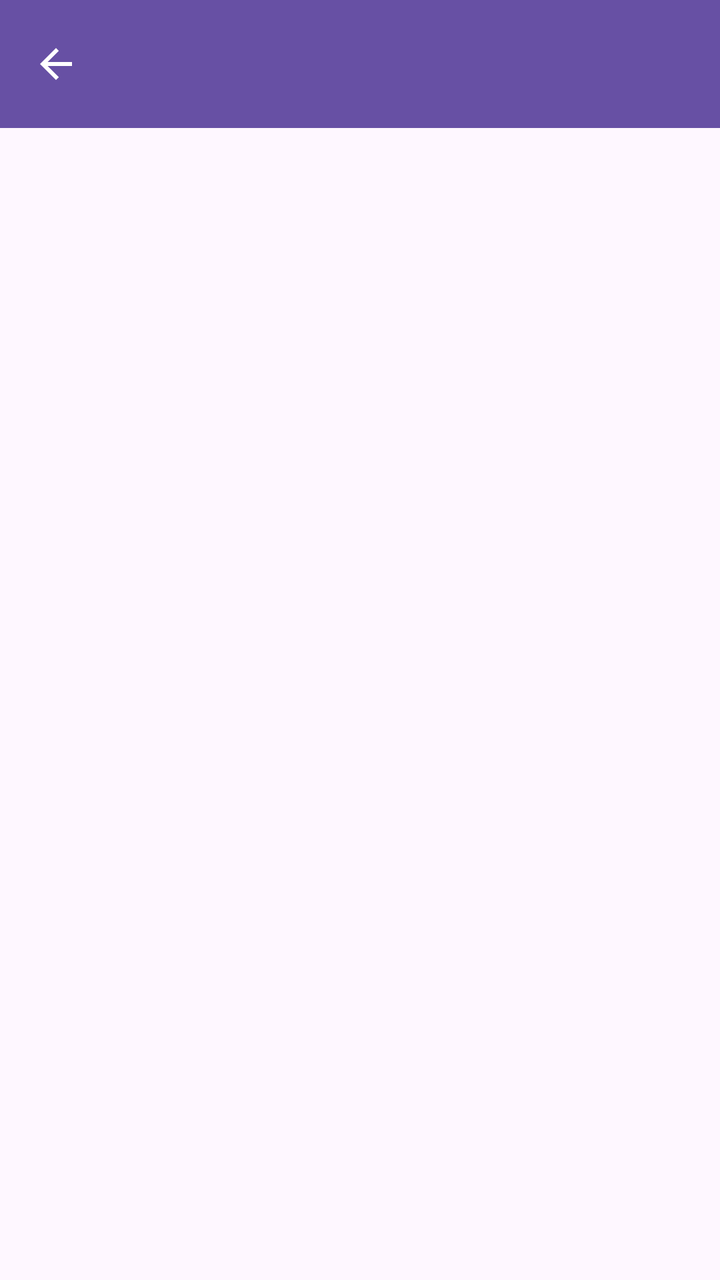
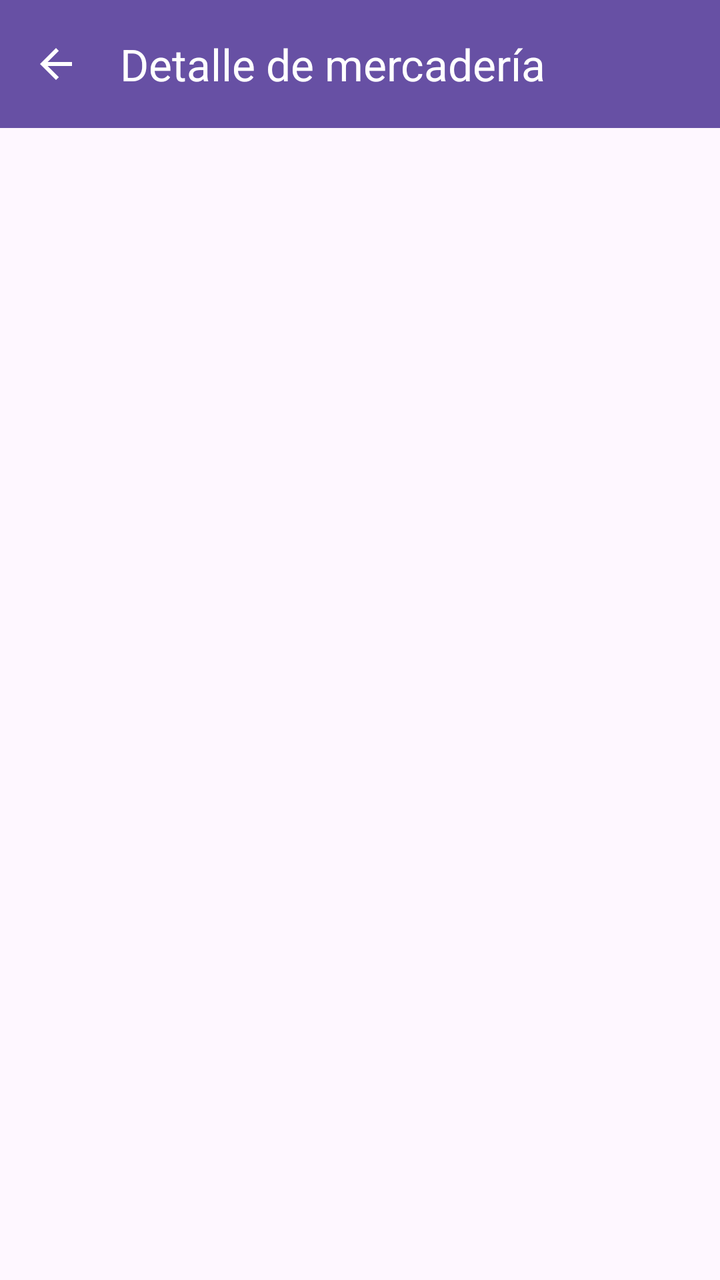

An Android layout rendered at two revisions. The XML below is the earlier revision; the diff shows what the commit changed to produce the second picture.
<!-- AndroidManifest.xml: application theme Theme.AlmacenTracker -->
<!-- res/layout/activity_item_detail.xml -->
<?xml version="1.0" encoding="utf-8"?>
<androidx.coordinatorlayout.widget.CoordinatorLayout
    xmlns:android="http://schemas.android.com/apk/res/android"
    xmlns:app="http://schemas.android.com/apk/res-auto"
    android:layout_width="match_parent"
    android:layout_height="match_parent">

    <com.google.android.material.appbar.MaterialToolbar
        android:id="@+id/toolbar"
        android:layout_width="match_parent"
        android:layout_height="?attr/actionBarSize"
        android:background="?attr/colorPrimary"
        android:title="@string/warehouse_detail_title"
        app:navigationIcon="@drawable/ic_arrow_back"
        app:navigationIconTint="?attr/colorOnPrimary"
        app:titleTextColor="?attr/colorOnPrimary" />

    <FrameLayout
        android:layout_width="match_parent"
        android:layout_height="match_parent"
        android:layout_marginTop="?attr/actionBarSize">

        <ProgressBar
            android:id="@+id/loadingProgress"
            android:layout_width="wrap_content"
            android:layout_height="wrap_content"
            android:layout_gravity="center" />

        <TextView
            android:id="@+id/stateMessageText"
            android:layout_width="match_parent"
            android:layout_height="wrap_content"
            android:layout_gravity="center"
            android:gravity="center"
            android:padding="24dp"
            android:textAppearance="?attr/textAppearanceBodyLarge"
            android:visibility="gone" />

        <ScrollView
            android:id="@+id/contentScroll"
            android:layout_width="match_parent"
            android:layout_height="match_parent"
            android:fillViewport="true"
            android:visibility="gone">

            <LinearLayout
                android:layout_width="match_parent"
                android:layout_height="wrap_content"
                android:orientation="vertical"
                android:padding="24dp">

                <TextView
                    android:id="@+id/identityText"
                    android:layout_width="match_parent"
                    android:layout_height="wrap_content"
                    android:textAppearance="?attr/textAppearanceHeadlineSmall"
                    android:textStyle="bold" />

                <TextView
                    style="@style/DetailLabel"
                    android:text="@string/category_label" />

                <TextView
                    android:id="@+id/categoryText"
                    style="@style/DetailValue" />

                <TextView
                    style="@style/DetailLabel"
                    android:text="@string/code_label" />

                <TextView
                    android:id="@+id/codeText"
                    style="@style/DetailValue" />

                <TextView
                    style="@style/DetailLabel"
                    android:text="@string/site_label" />

                <TextView
                    android:id="@+id/siteText"
                    style="@style/DetailValue" />

                <LinearLayout
                    android:id="@+id/positionSection"
                    android:layout_width="match_parent"
                    android:layout_height="wrap_content"
                    android:orientation="vertical">

                    <TextView
                        style="@style/DetailLabel"
                        android:text="@string/position_label" />

                    <TextView
                        android:id="@+id/positionText"
                        style="@style/DetailValue" />

                </LinearLayout>

                <LinearLayout
                    android:id="@+id/observationsSection"
                    android:layout_width="match_parent"
                    android:layout_height="wrap_content"
                    android:orientation="vertical">

                    <TextView
                        style="@style/DetailLabel"
                        android:text="@string/observations_label" />

                    <TextView
                        android:id="@+id/observationsText"
                        style="@style/DetailValue" />

                </LinearLayout>

                <TextView
                    style="@style/DetailLabel"
                    android:text="@string/created_at_label" />

                <TextView
                    android:id="@+id/createdAtText"
                    style="@style/DetailValue" />

                <TextView
                    style="@style/DetailLabel"
                    android:text="@string/updated_at_label" />

                <TextView
                    android:id="@+id/updatedAtText"
                    style="@style/DetailValue" />

                <LinearLayout
                    android:layout_width="match_parent"
                    android:layout_height="wrap_content"
                    android:layout_marginTop="24dp"
                    android:gravity="end"
                    android:orientation="horizontal">

                    <com.google.android.material.button.MaterialButton
                        android:id="@+id/editButton"
                        style="@style/Widget.Material3.Button.OutlinedButton"
                        android:layout_width="wrap_content"
                        android:layout_height="wrap_content"
                        android:enabled="false"
                        android:text="@string/edit_action" />

                    <com.google.android.material.button.MaterialButton
                        android:id="@+id/deleteButton"
                        style="@style/Widget.Material3.Button.OutlinedButton"
                        android:layout_width="wrap_content"
                        android:layout_height="wrap_content"
                        android:layout_marginStart="12dp"
                        android:enabled="false"
                        android:text="@string/delete_action" />

                </LinearLayout>

            </LinearLayout>

        </ScrollView>

    </FrameLayout>

</androidx.coordinatorlayout.widget.CoordinatorLayout>
<!-- resources referenced by this layout -->
<resources>
  <!-- drawable ic_arrow_back (drawable) -->
  <vector xmlns:android="http://schemas.android.com/apk/res/android"
      android:width="24dp"
      android:height="24dp"
      android:viewportWidth="24"
      android:viewportHeight="24">
  
      <path
          android:fillColor="@android:color/white"
          android:pathData="M20,11H7.83l5.59,-5.59L12,4l-8,8 8,8 1.42,-1.41L7.83,13H20v-2z" />
  
  </vector>
  <string name="category_label">Categoría</string>
  <string name="code_label">Código</string>
  <string name="created_at_label">Creado</string>
  <string name="delete_action">Eliminar</string>
  <string name="edit_action">Editar</string>
  <string name="observations_label">Observaciones</string>
  <string name="position_label">Posición</string>
  <string name="site_label">Sitio</string>
  <string name="updated_at_label">
          Última actualización
      </string>
  <string name="warehouse_detail_title">
          Detalle de mercadería
      </string>
  <style name="DetailLabel">
          <item name="android:layout_width">
              match_parent
          </item>
          <item name="android:layout_height">
              wrap_content
          </item>
          <item name="android:layout_marginTop">
              18dp
          </item>
          <item name="android:textAppearance">
              ?attr/textAppearanceLabelLarge
          </item>
      </style>
  <style name="DetailValue">
          <item name="android:layout_width">
              match_parent
          </item>
          <item name="android:layout_height">
              wrap_content
          </item>
          <item name="android:layout_marginTop">
              4dp
          </item>
          <item name="android:textAppearance">
              ?attr/textAppearanceBodyLarge
          </item>
      </style>
  <style name="Theme.AlmacenTracker" parent="Base.Theme.AlmacenTracker" />
  <style name="Base.Theme.AlmacenTracker" parent="Theme.Material3.DayNight.NoActionBar">
          
          
      </style>
</resources>

<!-- the commit's change to res/layout/activity_item_detail.xml (unified diff, before → after) -->
@@ -10,9 +10,10 @@
         android:layout_width="match_parent"
         android:layout_height="?attr/actionBarSize"
         android:background="?attr/colorPrimary"
-        android:title="@string/warehouse_detail_title"
+        app:navigationContentDescription="@string/navigate_back_action"
         app:navigationIcon="@drawable/ic_arrow_back"
         app:navigationIconTint="?attr/colorOnPrimary"
+        app:title="@string/warehouse_detail_title"
         app:titleTextColor="?attr/colorOnPrimary" />
 
     <FrameLayout
<!-- resource entries referenced after the edit -->
@@ -17,6 +17,9 @@
   <string name="created_at_label">Creado</string>
   <string name="delete_action">Eliminar</string>
   <string name="edit_action">Editar</string>
+  <string name="navigate_back_action">
+          Volver
+      </string>
   <string name="observations_label">Observaciones</string>
   <string name="position_label">Posición</string>
   <string name="site_label">Sitio</string>
